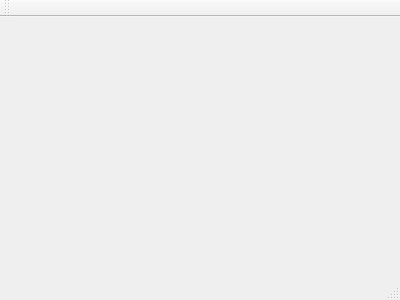
Before: the Qt Designer form mainwindow.ui in CesarMorFlo/nativecommandtester_code, drawn with Qt 5.
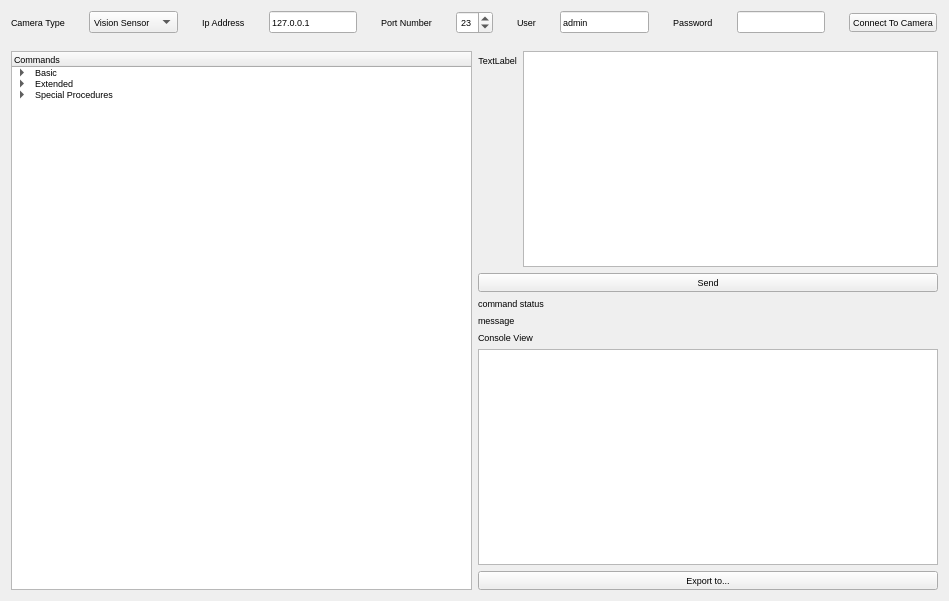
After: the same form once the commit is applied.

```diff
--- a/mainwindow.ui
+++ b/mainwindow.ui
@@ -1,24 +1,283 @@
 <ui version="4.0">
  <class>MainWindow</class>
- <widget class="QMainWindow" name="MainWindow" >
-  <property name="geometry" >
+ <widget class="QMainWindow" name="MainWindow">
+  <property name="geometry">
    <rect>
     <x>0</x>
     <y>0</y>
-    <width>400</width>
-    <height>300</height>
+    <width>949</width>
+    <height>601</height>
    </rect>
   </property>
-  <property name="windowTitle" >
+  <property name="font">
+   <font>
+    <pointsize>7</pointsize>
+   </font>
+  </property>
+  <property name="windowTitle">
    <string>MainWindow</string>
   </property>
-  <widget class="QMenuBar" name="menuBar" />
-  <widget class="QToolBar" name="mainToolBar" />
-  <widget class="QWidget" name="centralWidget" />
-  <widget class="QStatusBar" name="statusBar" />
+  <widget class="QWidget" name="centralWidget">
+   <property name="autoFillBackground">
+    <bool>true</bool>
+   </property>
+   <layout class="QGridLayout" name="gridLayout_4">
+    <item row="0" column="0">
+     <layout class="QVBoxLayout" name="verticalLayout">
+      <item>
+       <layout class="QHBoxLayout" name="horizontalLayout">
+        <property name="spacing">
+         <number>24</number>
+        </property>
+        <property name="rightMargin">
+         <number>1</number>
+        </property>
+        <property name="bottomMargin">
+         <number>11</number>
+        </property>
+        <item>
+         <widget class="QLabel" name="label_2">
+          <property name="text">
+           <string>Camera Type</string>
+          </property>
+         </widget>
+        </item>
+        <item>
+         <widget class="QComboBox" name="cmbCamType">
+          <property name="layoutDirection">
+           <enum>Qt::LeftToRight</enum>
+          </property>
+          <property name="iconSize">
+           <size>
+            <width>21</width>
+            <height>22</height>
+           </size>
+          </property>
+          <item>
+           <property name="text">
+            <string>Vision Sensor</string>
+           </property>
+          </item>
+          <item>
+           <property name="text">
+            <string>Vision System</string>
+           </property>
+          </item>
+         </widget>
+        </item>
+        <item>
+         <widget class="QLabel" name="label_3">
+          <property name="text">
+           <string>Ip Address</string>
+          </property>
+         </widget>
+        </item>
+        <item>
+         <widget class="QLineEdit" name="txtIpAdr">
+          <property name="text">
+           <string>127.0.0.1</string>
+          </property>
+         </widget>
+        </item>
+        <item>
+         <widget class="QLabel" name="label_5">
+          <property name="text">
+           <string>Port Number</string>
+          </property>
+         </widget>
+        </item>
+        <item>
+         <widget class="QSpinBox" name="spPortT">
+          <property name="value">
+           <number>23</number>
+          </property>
+         </widget>
+        </item>
+        <item>
+         <widget class="QLabel" name="label_6">
+          <property name="text">
+           <string>User</string>
+          </property>
+         </widget>
+        </item>
+        <item>
+         <widget class="QLineEdit" name="txtUser">
+          <property name="text">
+           <string>admin</string>
+          </property>
+         </widget>
+        </item>
+        <item>
+         <widget class="QLabel" name="label_7">
+          <property name="text">
+           <string>Password</string>
+          </property>
+         </widget>
+        </item>
+        <item>
+         <widget class="QLineEdit" name="txtPsswrd">
+          <property name="echoMode">
+           <enum>QLineEdit::Password</enum>
+          </property>
+         </widget>
+        </item>
+        <item>
+         <widget class="QPushButton" name="pbConnect">
+          <property name="text">
+           <string>Connect To Camera</string>
+          </property>
+         </widget>
+        </item>
+       </layout>
+      </item>
+      <item>
+       <layout class="QGridLayout" name="gridLayout_3">
+        <item row="0" column="2">
+         <layout class="QVBoxLayout" name="verticalLayout_3">
+          <item>
+           <layout class="QFormLayout" name="lyCmdPr">
+            <property name="verticalSpacing">
+             <number>63</number>
+            </property>
+            <item row="0" column="0">
+             <widget class="QLabel" name="label">
+              <property name="layoutDirection">
+               <enum>Qt::LeftToRight</enum>
+              </property>
+              <property name="text">
+               <string>TextLabel</string>
+              </property>
+              <property name="alignment">
+               <set>Qt::AlignCenter</set>
+              </property>
+             </widget>
+            </item>
+            <item row="0" column="1">
+             <widget class="QTextEdit" name="textEdit"/>
+            </item>
+           </layout>
+          </item>
+          <item>
+           <widget class="QPushButton" name="pushButton">
+            <property name="text">
+             <string>Send</string>
+            </property>
+           </widget>
+          </item>
+          <item>
+           <widget class="QLabel" name="label_8">
+            <property name="text">
+             <string>command status</string>
+            </property>
+           </widget>
+          </item>
+          <item>
+           <widget class="QLabel" name="label_9">
+            <property name="text">
+             <string>message</string>
+            </property>
+           </widget>
+          </item>
+          <item>
+           <widget class="QLabel" name="label_4">
+            <property name="text">
+             <string>Console View</string>
+            </property>
+           </widget>
+          </item>
+          <item>
+           <widget class="QPlainTextEdit" name="plainTextEdit">
+            <property name="readOnly">
+             <bool>true</bool>
+            </property>
+           </widget>
+          </item>
+          <item>
+           <widget class="QPushButton" name="pushButton_2">
+            <property name="text">
+             <string>Export to...</string>
+            </property>
+           </widget>
+          </item>
+         </layout>
+        </item>
+        <item row="0" column="0">
+         <widget class="QTreeWidget" name="treeWidget">
+          <column>
+           <property name="text">
+            <string>Commands</string>
+           </property>
+          </column>
+          <item>
+           <property name="text">
+            <string>Basic</string>
+           </property>
+           <item>
+            <property name="text">
+             <string>Execution &amp; Online</string>
+            </property>
+           </item>
+           <item>
+            <property name="text">
+             <string>Settings &amp; Cell Value </string>
+            </property>
+           </item>
+           <item>
+            <property name="text">
+             <string>Image </string>
+            </property>
+           </item>
+           <item>
+            <property name="text">
+             <string>File and Jobs</string>
+            </property>
+           </item>
+          </item>
+          <item>
+           <property name="text">
+            <string>Extended</string>
+           </property>
+           <item>
+            <property name="text">
+             <string>Put</string>
+            </property>
+           </item>
+           <item>
+            <property name="text">
+             <string>Get</string>
+            </property>
+           </item>
+           <item>
+            <property name="text">
+             <string>EV</string>
+            </property>
+           </item>
+          </item>
+          <item>
+           <property name="text">
+            <string>Special Procedures</string>
+           </property>
+           <item>
+            <property name="text">
+             <string>Fix Camera Name</string>
+            </property>
+           </item>
+          </item>
+          <item>
+           <property name="text">
+            <string/>
+           </property>
+          </item>
+         </widget>
+        </item>
+       </layout>
+      </item>
+     </layout>
+    </item>
+   </layout>
+  </widget>
  </widget>
- <layoutDefault spacing="6" margin="11" />
- <pixmapfunction></pixmapfunction>
+ <layoutdefault spacing="6" margin="11"/>
  <resources/>
  <connections/>
 </ui>
```
Left out of the diff: 1 changed line with no effect on the pictures.
